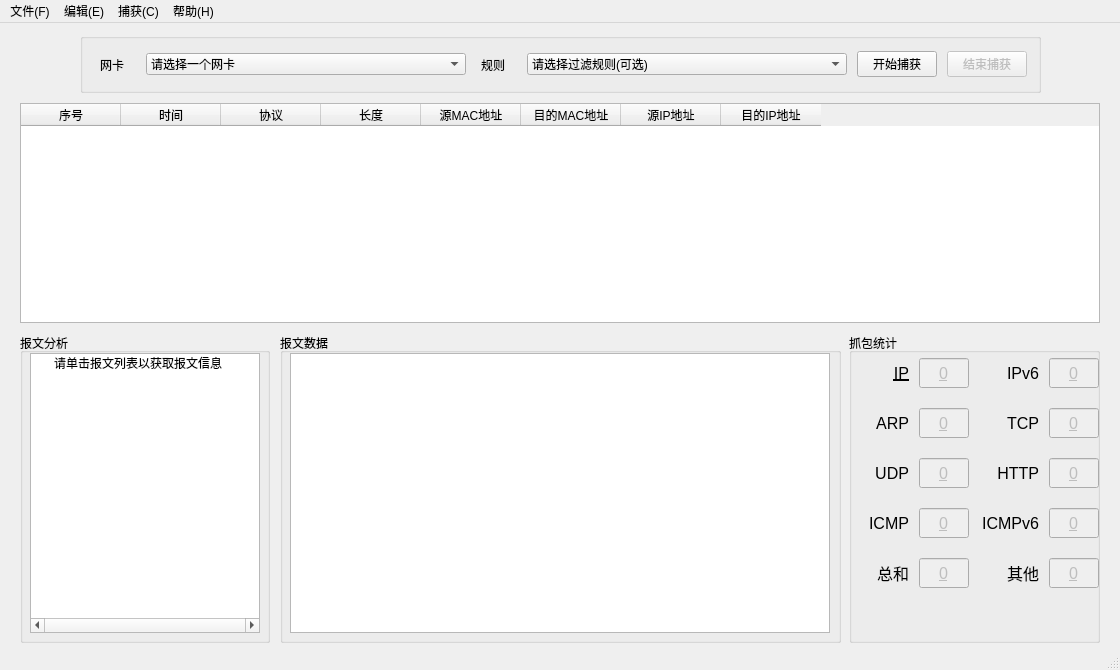
Above: mySniffer/mySniffer.ui from crossoverthere/mySniffer before the change. Below: the same form after it.
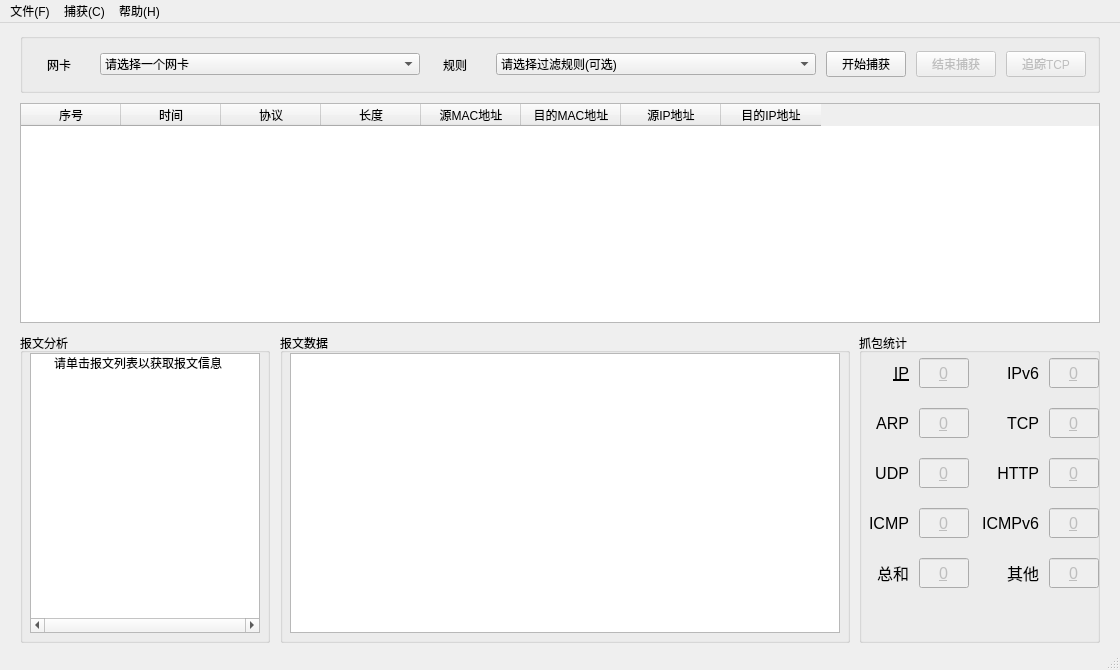
That is the form after the change.

What changed in the file:
```diff
--- a/mySniffer/mySniffer.ui
+++ b/mySniffer/mySniffer.ui
@@ -27,6 +27,9 @@
   </property>
   <widget class="QWidget" name="centralWidget">
    <widget class="QTableWidget" name="tableWidget">
+    <property name="enabled">
+     <bool>true</bool>
+    </property>
     <property name="geometry">
      <rect>
       <x>20</x>
@@ -79,9 +82,9 @@
    <widget class="QGroupBox" name="horizontalGroupBox">
     <property name="geometry">
      <rect>
-      <x>80</x>
+      <x>20</x>
       <y>10</y>
-      <width>961</width>
+      <width>1080</width>
       <height>60</height>
      </rect>
     </property>
@@ -179,12 +182,7 @@
        </item>
        <item>
         <property name="text">
-         <string>TCP</string>
-        </property>
-       </item>
-       <item>
-        <property name="text">
-         <string>UDP</string>
+         <string>ARP</string>
         </property>
        </item>
        <item>
@@ -192,6 +190,11 @@
          <string>IP</string>
         </property>
        </item>
+       <item>
+        <property name="text">
+         <string>IP6</string>
+        </property>
+       </item>
        <item>
         <property name="text">
          <string>ICMP</string>
@@ -199,7 +202,22 @@
        </item>
        <item>
         <property name="text">
-         <string>ARP</string>
+         <string>TCP</string>
+        </property>
+       </item>
+       <item>
+        <property name="text">
+         <string>UDP</string>
+        </property>
+       </item>
+       <item>
+        <property name="text">
+         <string>TLS</string>
+        </property>
+       </item>
+       <item>
+        <property name="text">
+         <string>HTTP</string>
         </property>
        </item>
       </widget>
@@ -233,6 +251,16 @@
        </property>
       </widget>
      </item>
+     <item>
+      <widget class="QPushButton" name="Btn_trace">
+       <property name="enabled">
+        <bool>false</bool>
+       </property>
+       <property name="text">
+        <string>追踪TCP</string>
+       </property>
+      </widget>
+     </item>
     </layout>
     <zorder>Btn_cap</zorder>
     <zorder>label_net</zorder>
@@ -240,6 +268,7 @@
     <zorder>label_filter</zorder>
     <zorder>comboBox_filter</zorder>
     <zorder>Btn_uncap</zorder>
+    <zorder>Btn_trace</zorder>
    </widget>
    <widget class="QGroupBox" name="groupBox">
     <property name="geometry">
@@ -254,6 +283,9 @@
      <string>报文分析</string>
     </property>
     <widget class="QTreeWidget" name="treeWidget">
+     <property name="enabled">
+      <bool>true</bool>
+     </property>
      <property name="geometry">
       <rect>
        <x>10</x>
@@ -288,7 +320,7 @@
      <rect>
       <x>280</x>
       <y>310</y>
-      <width>561</width>
+      <width>570</width>
       <height>310</height>
      </rect>
     </property>
@@ -296,11 +328,14 @@
      <string>报文数据</string>
     </property>
     <widget class="QPlainTextEdit" name="plainTextEdit">
+     <property name="enabled">
+      <bool>true</bool>
+     </property>
      <property name="geometry">
       <rect>
        <x>10</x>
        <y>20</y>
-       <width>540</width>
+       <width>550</width>
        <height>280</height>
       </rect>
      </property>
@@ -310,11 +345,14 @@
     </widget>
    </widget>
    <widget class="QGroupBox" name="groupBox_3">
+    <property name="enabled">
+     <bool>true</bool>
+    </property>
     <property name="geometry">
      <rect>
-      <x>849</x>
+      <x>859</x>
       <y>310</y>
-      <width>251</width>
+      <width>241</width>
       <height>310</height>
      </rect>
     </property>
@@ -326,7 +364,7 @@
       <rect>
        <x>0</x>
        <y>30</y>
-       <width>60</width>
+       <width>50</width>
        <height>20</height>
       </rect>
      </property>
@@ -346,7 +384,7 @@
     <widget class="QLabel" name="label_2">
      <property name="geometry">
       <rect>
-       <x>130</x>
+       <x>120</x>
        <y>30</y>
        <width>60</width>
        <height>20</height>
@@ -369,7 +407,7 @@
       <rect>
        <x>0</x>
        <y>80</y>
-       <width>60</width>
+       <width>50</width>
        <height>20</height>
       </rect>
      </property>
@@ -388,7 +426,7 @@
     <widget class="QLabel" name="label_4">
      <property name="geometry">
       <rect>
-       <x>130</x>
+       <x>120</x>
        <y>80</y>
        <width>60</width>
        <height>20</height>
@@ -411,7 +449,7 @@
       <rect>
        <x>0</x>
        <y>130</y>
-       <width>60</width>
+       <width>50</width>
        <height>20</height>
       </rect>
      </property>
@@ -431,7 +469,7 @@
     <widget class="QLabel" name="label_6">
      <property name="geometry">
       <rect>
-       <x>130</x>
+       <x>120</x>
        <y>130</y>
        <width>60</width>
        <height>20</height>
@@ -455,7 +493,7 @@
       <rect>
        <x>0</x>
        <y>180</y>
-       <width>60</width>
+       <width>50</width>
        <height>20</height>
       </rect>
      </property>
@@ -475,7 +513,7 @@
     <widget class="QLabel" name="label_8">
      <property name="geometry">
       <rect>
-       <x>130</x>
+       <x>120</x>
        <y>180</y>
        <width>60</width>
        <height>20</height>
@@ -494,32 +532,10 @@
       <set>Qt::AlignRight|Qt::AlignTrailing|Qt::AlignVCenter</set>
      </property>
     </widget>
-    <widget class="QLabel" name="label_9">
-     <property name="geometry">
-      <rect>
-       <x>0</x>
-       <y>230</y>
-       <width>60</width>
-       <height>20</height>
-      </rect>
-     </property>
-     <property name="font">
-      <font>
-       <pointsize>12</pointsize>
-       <underline>false</underline>
-      </font>
-     </property>
-     <property name="text">
-      <string>总和</string>
-     </property>
-     <property name="alignment">
-      <set>Qt::AlignRight|Qt::AlignTrailing|Qt::AlignVCenter</set>
-     </property>
-    </widget>
     <widget class="QLabel" name="label_10">
      <property name="geometry">
       <rect>
-       <x>130</x>
+       <x>120</x>
        <y>230</y>
        <width>60</width>
        <height>20</height>
@@ -544,7 +560,7 @@
      </property>
      <property name="geometry">
       <rect>
-       <x>70</x>
+       <x>60</x>
        <y>25</y>
        <width>50</width>
        <height>30</height>
@@ -572,7 +588,7 @@
      </property>
      <property name="geometry">
       <rect>
-       <x>200</x>
+       <x>190</x>
        <y>25</y>
        <width>50</width>
        <height>30</height>
@@ -597,7 +613,7 @@
      </property>
      <property name="geometry">
       <rect>
-       <x>70</x>
+       <x>60</x>
        <y>75</y>
        <width>50</width>
        <height>30</height>
@@ -622,7 +638,7 @@
      </property>
      <property name="geometry">
       <rect>
-       <x>200</x>
+       <x>190</x>
        <y>75</y>
        <width>50</width>
        <height>30</height>
@@ -647,7 +663,7 @@
      </property>
      <property name="geometry">
       <rect>
-       <x>70</x>
+       <x>60</x>
        <y>125</y>
        <width>50</width>
        <height>30</height>
@@ -672,7 +688,7 @@
      </property>
      <property name="geometry">
       <rect>
-       <x>200</x>
+       <x>190</x>
        <y>125</y>
        <width>50</width>
        <height>30</height>
@@ -697,7 +713,7 @@
      </property>
      <property name="geometry">
       <rect>
-       <x>70</x>
+       <x>60</x>
        <y>175</y>
        <width>50</width>
        <height>30</height>
@@ -722,7 +738,7 @@
      </property>
      <property name="geometry">
       <rect>
-       <x>200</x>
+       <x>190</x>
        <y>175</y>
        <width>50</width>
        <height>30</height>
@@ -747,7 +763,7 @@
      </property>
      <property name="geometry">
       <rect>
-       <x>70</x>
+       <x>60</x>
        <y>225</y>
        <width>50</width>
        <height>30</height>
@@ -772,7 +788,7 @@
      </property>
      <property name="geometry">
       <rect>
-       <x>200</x>
+       <x>190</x>
        <y>225</y>
        <width>50</width>
        <height>30</height>
@@ -791,6 +807,27 @@
       <set>Qt::AlignCenter</set>
      </property>
     </widget>
+    <widget class="QLabel" name="label_11">
+     <property name="geometry">
+      <rect>
+       <x>0</x>
+       <y>230</y>
+       <width>50</width>
+       <height>20</height>
+      </rect>
+     </property>
+     <property name="font">
+      <font>
+       <pointsize>12</pointsize>
+      </font>
+     </property>
+     <property name="text">
+      <string>总和</string>
+     </property>
+     <property name="alignment">
+      <set>Qt::AlignRight|Qt::AlignTrailing|Qt::AlignVCenter</set>
+     </property>
+    </widget>
    </widget>
    <zorder>horizontalGroupBox</zorder>
    <zorder>tableWidget</zorder>
@@ -811,19 +848,16 @@
     <property name="title">
      <string>文件(F)</string>
     </property>
-    <addaction name="actionNew"/>
     <addaction name="actionOpen"/>
     <addaction name="actionExit"/>
    </widget>
-   <widget class="QMenu" name="menu_edit">
-    <property name="title">
-     <string>编辑(E)</string>
-    </property>
-   </widget>
    <widget class="QMenu" name="menu_capture">
     <property name="title">
      <string>捕获(C)</string>
     </property>
+    <addaction name="actionCap"/>
+    <addaction name="actionUCap"/>
+    <addaction name="actionSetfilter"/>
    </widget>
    <widget class="QMenu" name="menu_help">
     <property name="title">
@@ -831,7 +865,6 @@
     </property>
    </widget>
    <addaction name="menu_file"/>
-   <addaction name="menu_edit"/>
    <addaction name="menu_capture"/>
    <addaction name="menu_help"/>
   </widget>
@@ -851,6 +884,21 @@
     <string>退出</string>
    </property>
   </action>
+  <action name="actionCap">
+   <property name="text">
+    <string>开始捕获</string>
+   </property>
+  </action>
+  <action name="actionUCap">
+   <property name="text">
+    <string>结束捕获</string>
+   </property>
+  </action>
+  <action name="actionSetfilter">
+   <property name="text">
+    <string>设置过滤器</string>
+   </property>
+  </action>
  </widget>
  <layoutdefault spacing="6" margin="11"/>
  <resources>
```
Left out of the diff: 23 changed lines with no effect on the pictures.
